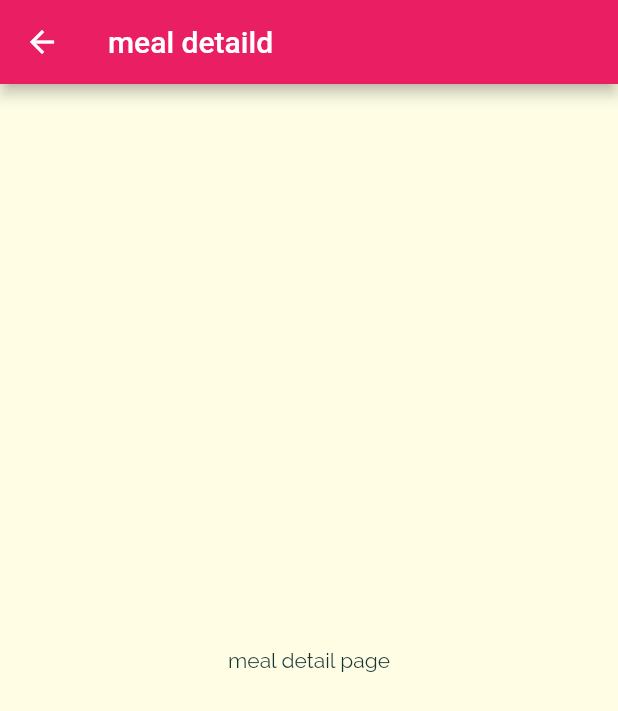
After one commit to murillo0824/flutter_DeliMeal, a Flutter app: the MealDetaildScreen screen opened by its route, on a phone screen of 412 x 824 dp. The commit adds this screen. Shown: the top 711 px of the screen. Run offline on Flutter 3.47's test engine with Material 2 defaults, Android fonts, the phone set to English and light mode, and no system bars.

Commit message:
change te meal item

```diff
--- a/lib/main.dart
+++ b/lib/main.dart
@@ -1,6 +1,7 @@
 import 'package:flutter/material.dart';
 import 'package:flutter_meals_app/screens/category_meals_screen.dart';
 import './screens/categories_screen.dart';
+import './screens/meal_detail_screen.dart';
 
 void main() => runApp(const MyApp());
 
@@ -35,6 +36,7 @@ class MyApp extends StatelessWidget {
       home: const CategoriesScreen(),
       routes: {
         CategoryMealsScreen.routeName: (ctx) => const CategoryMealsScreen(),
+        MealDetaildScreen.routeName: (ctx) => const MealDetaildScreen(),
       },
     );
   }
--- /dev/null
+++ b/lib/screens/meal_detail_screen.dart
@@ -0,0 +1,18 @@
+import 'package:flutter/material.dart';
+
+class MealDetaildScreen extends StatelessWidget {
+  const MealDetaildScreen({Key? key}) : super(key: key);
+  static const routeName = '/meal-detail';
+
+  @override
+  Widget build(BuildContext context) {
+    return Scaffold(
+      appBar: AppBar(
+        title: const Text('meal detaild'),
+      ),
+      body: const Center(
+        child: Text('meal detail page'),
+      ),
+    );
+  }
+}
```
Also changed, not shown: lib/widgets/meal_item.dart (+6 -3 lines).
